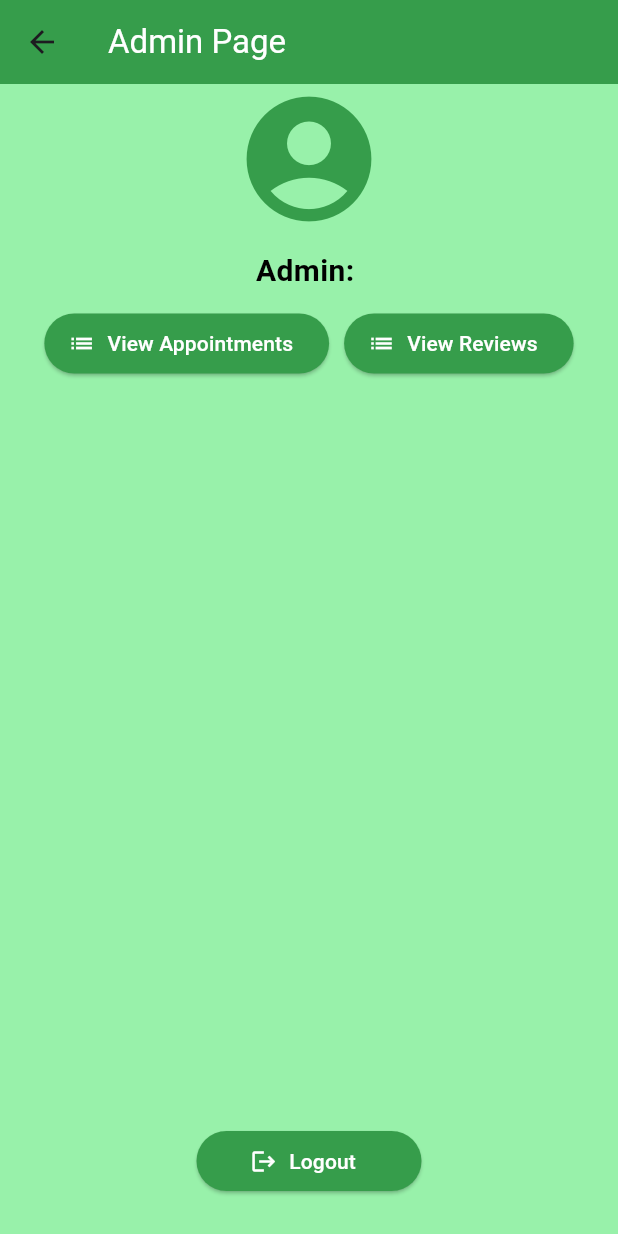
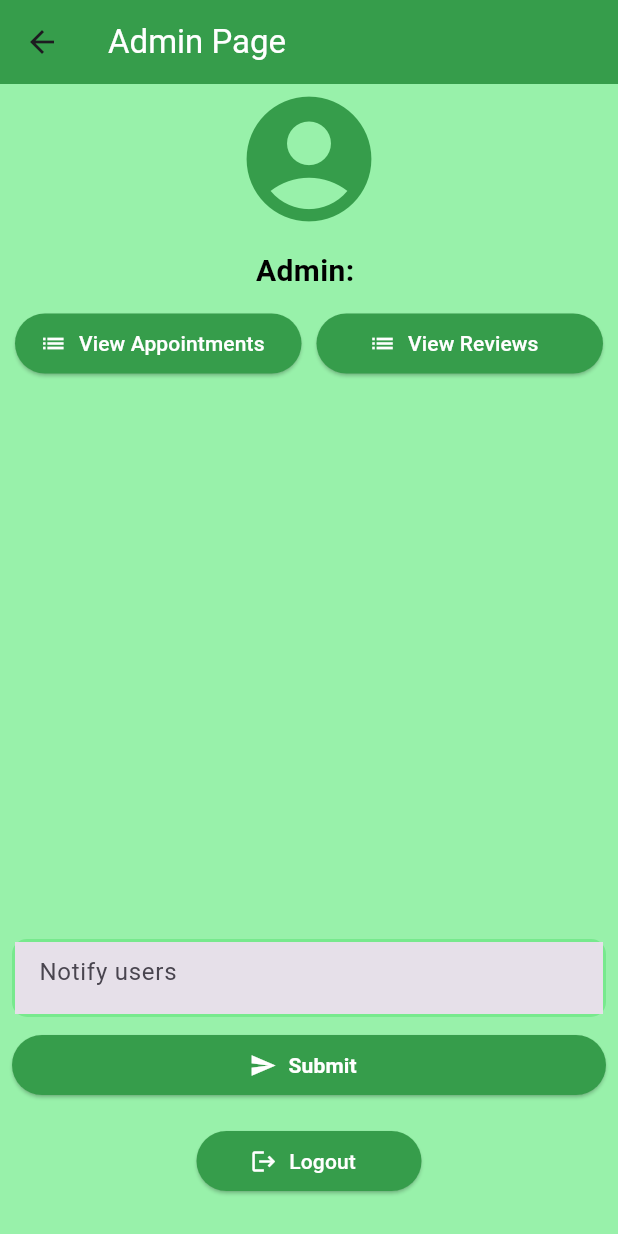
Before and after one commit to Phemelo1606/hospital-management-app, a Flutter app: the AdminPage screen opened by its route, on a phone screen of 412 x 824 dp. Run offline on Flutter 3.47's test engine with Material 3 defaults, Android fonts, the phone set to English and light mode, and no system bars; our stand-ins replace cloud_firestore, firebase_auth, firebase_core; accounts and stored records are empty.

Commit message:
added new features to admin and added new notification page for the users

```diff
--- a/lib/features/user_auth/Presentation/pages/admin.dart
+++ b/lib/features/user_auth/Presentation/pages/admin.dart
@@ -1,6 +1,9 @@
+import 'dart:developer';
+
 import 'package:flutter/material.dart';
 import 'package:cloud_firestore/cloud_firestore.dart';
 import 'package:hospital_management_app/features/user_auth/Presentation/widgets/adminprovider.dart';
+import 'package:hospital_management_app/features/user_auth/Presentation/widgets/form_container_widget.dart';
 import 'package:hospital_management_app/features/user_auth/auth_service.dart';
 import 'package:hospital_management_app/routes/routes.dart';
 import 'package:provider/provider.dart';
@@ -13,8 +16,21 @@ class AdminPage extends StatefulWidget {
 }
 
 class _AdminPageState extends State<AdminPage> {
+  late TextEditingController notifyController;
   final _auth = AuthServices();
   bool showAppointments = true;
+
+  @override
+  void initState() {
+    super.initState();
+    notifyController = TextEditingController();
+  }
+
+  @override
+  void dispose() {
+    notifyController.dispose();
+    super.dispose();
+  }
 
   @override
   Widget build(BuildContext context) {
@@ -22,7 +38,10 @@ class _AdminPageState extends State<AdminPage> {
     return Scaffold(
       backgroundColor: const Color.fromARGB(255, 152, 241, 170),
       appBar: AppBar(
-        title: const Text('Admin Page', style: TextStyle(color: Colors.white,),),
+        title: const Text(
+          'Admin Page',
+          style: TextStyle(color: Colors.white),
+        ),
         backgroundColor: const Color.fromARGB(255, 54, 157, 75),
       ),
       body: Column(
@@ -32,73 +51,84 @@ class _AdminPageState extends State<AdminPage> {
             size: 100,
             color: Color.fromARGB(255, 54, 157, 75),
           ),
-                  const SizedBox(
-                    height: 10,
-                  ),
+          const SizedBox(height: 10),
           Text(
             'Admin: ${adminData.email}',
-                    style:const TextStyle(
+            style: const TextStyle(
               fontSize: 20,
               color: Colors.black,
               fontWeight: FontWeight.bold,
             ),
           ),
-                  const SizedBox(
-                    height: 10,
+          const SizedBox(height: 10),
+          Padding(
+            padding: const EdgeInsets.symmetric(horizontal: 10),
+            child: Row(
+              mainAxisAlignment: MainAxisAlignment.spaceBetween,
+              children: [
+                Expanded(
+                  child: ElevatedButton.icon(
+                    icon: const Icon(
+                      Icons.list,
+                      color: Colors.white,
                     ),
-          IntrinsicHeight(
-            child: Row(
-              mainAxisAlignment: MainAxisAlignment.center,
-              children: [
-                ElevatedButton.icon(
-                  icon:  const Icon(
-                  Icons.list,
-                  color: Colors.white,),
                     onPressed: () {
                       setState(() {
                         showAppointments = true;
                       });
                     },
                     style: ElevatedButton.styleFrom(
-
                       backgroundColor: const Color.fromARGB(255, 54, 157, 75),
-
                     ),
-                  label: const Text('View Appointments',style: TextStyle(color: Colors.white),),
+                    label: const Text(
+                      'View Appointments',
+                      style: TextStyle(color: Colors.white),
+                    ),
+                  ),
                 ),
                 const SizedBox(width: 10),
-                ElevatedButton.icon(
-                  icon:  const Icon(
+                Expanded(
+                  child: ElevatedButton.icon(
+                    icon: const Icon(
                       Icons.list,
-                  color: Colors.white,),
+                      color: Colors.white,
+                    ),
                     onPressed: () {
                       setState(() {
                         showAppointments = false;
                       });
-
                     },
                     style: ElevatedButton.styleFrom(
-
                       backgroundColor: const Color.fromARGB(255, 54, 157, 75),
-
                     ),
-                  label: const Text('View Reviews',style: TextStyle(color: Colors.white),),
+                    label: const Text(
+                      'View Reviews',
+                      style: TextStyle(color: Colors.white),
+                    ),
+                  ),
                 ),
               ],
             ),
           ),
-
+          const SizedBox(height: 10),
           Expanded(
             child: showAppointments ? _buildAppointmentsList() : _buildReviewsList(),
           ),
-           SizedBox(
-            height: 40,
-            width: 150,
-            //logout button
+          const SizedBox(height: 20),
+          Padding(
+            padding: const EdgeInsets.all(8.0),
+            child: FormContainerWidget(
+              controller: notifyController,
+              hintText: "Notify users",
+            ),
+          ),
+          Padding(
+            padding: const EdgeInsets.symmetric(horizontal: 8.0),
             child: ElevatedButton.icon(
-              icon:  const Icon(
-                  Icons.logout,
-                  color: Colors.white,),
+              icon: const Icon(
+                Icons.send,
+                color: Colors.white,
+              ),
               style: ElevatedButton.styleFrom(
                 minimumSize: const Size(double.infinity, 40),
                 backgroundColor: const Color.fromARGB(255, 54, 157, 75),
@@ -106,21 +136,61 @@ class _AdminPageState extends State<AdminPage> {
                   borderRadius: BorderRadius.circular(20),
                 ),
               ),
-              onPressed: () async{
-                await _auth.signout();
-                // ignore: use_build_context_synchronously
-                goToSignUp(context);
-
+              onPressed: () {
+                _submit();
+                const snackBar = SnackBar(
+                  content: Text(
+                    "Submitted Successfully",
+                    style: TextStyle(color: Colors.white),
+                  ),
+                  duration: Duration(seconds: 7),
+                );
+                ScaffoldMessenger.of(context).showSnackBar(snackBar);
               },
-              label: const Text("Logout",style: TextStyle(color: Colors.white),),
+              label: const Text(
+                "Submit",
+                style: TextStyle(
+                  color: Colors.white,
+                  fontWeight: FontWeight.bold,
                 ),
               ),
-          const SizedBox(height: 30,)
+            ),
+          ),
+          const SizedBox(height: 20),
+          SizedBox(
+            height: 40,
+            width: 150,
+            child: ElevatedButton.icon(
+              icon: const Icon(
+                Icons.logout,
+                color: Colors.white,
+              ),
+              style: ElevatedButton.styleFrom(
+                minimumSize: const Size(double.infinity, 40),
+                backgroundColor: const Color.fromARGB(255, 54, 157, 75),
+                shape: RoundedRectangleBorder(
+                  borderRadius: BorderRadius.circular(20),
+                ),
+              ),
+              onPressed: () async {
+                await _auth.signout();
+                if (mounted) {
+                  goToSignUp(context);
+                }
+              },
+              label: const Text(
+                "Logout",
+                style: TextStyle(color: Colors.white),
+              ),
+            ),
+          ),
+          const SizedBox(height: 30),
         ],
       ),
     );
   }
-  goToSignUp(BuildContext context) => Navigator.of(context).pushNamedAndRemoveUntil(RouteManager.signUpPage,(route)=>false);
+
+  goToSignUp(BuildContext context) => Navigator.of(context).pushNamedAndRemoveUntil(RouteManager.signUpPage, (route) => false);
 
   Widget _buildAppointmentsList() {
     return StreamBuilder<QuerySnapshot>(
@@ -146,19 +216,19 @@ class _AdminPageState extends State<AdminPage> {
 
             return ListTile(
               title: Text('Appointment with ${data['patientName']}'),
-              subtitle: Column(crossAxisAlignment: CrossAxisAlignment.start,
+              subtitle: Column(
+                crossAxisAlignment: CrossAxisAlignment.start,
                 children: [
-                Text('Reason: ${data['reason']} ',),
-                Text('Date: ${data['date']} ${data['time']} ', ),
-              ],) ,
-
+                  Text('Reason: ${data['reason']}'),
+                  Text('Date: ${data['date']} ${data['time']}'),
+                ],
+              ),
               trailing: IconButton(
                 icon: const Icon(Icons.delete, color: Colors.red),
                 onPressed: () {
                   _deleteAppointment(appointment.id);
                 },
               ),
-
             );
           },
         );
@@ -207,6 +277,23 @@ class _AdminPageState extends State<AdminPage> {
     );
   }
 
+  _submit() async {
+    try {
+      DocumentReference docRef = FirebaseFirestore.instance.collection('notifications').doc();
+
+      await docRef.set({
+        'uid': docRef.id,
+        'notify': notifyController.text,
+      });
+    } catch (e) {
+      log("Error: $e");
+      ScaffoldMessenger.of(context).showSnackBar(
+        SnackBar(content: Text('Error creating notification: $e')),
+      );
+    }
+    log("Submitted Successfully");
+  }
+
   Future<void> _deleteAppointment(String id) async {
     await FirebaseFirestore.instance.collection('appointment').doc(id).delete();
   }
--- a/lib/features/user_auth/Presentation/pages/login.dart
+++ b/lib/features/user_auth/Presentation/pages/login.dart
@@ -47,7 +47,7 @@ class _LoginPageState extends State<LoginPage> {
     return Scaffold(
       backgroundColor: const Color.fromARGB(255, 152, 241, 170),
       appBar: AppBar(
-        title: const Text('Login Page',style: TextStyle(color: Colors.white),),
+        title: const Text('Hospital Management App',style: TextStyle(color: Colors.white),),
         backgroundColor: const Color.fromARGB(255, 54, 157, 75),
       ),
       body:  Center(
--- a/lib/routes/routes.dart
+++ b/lib/routes/routes.dart
@@ -5,6 +5,7 @@ import 'package:hospital_management_app/features/user_auth/Presentation/pages/ad
 import 'package:hospital_management_app/features/user_auth/Presentation/pages/appointment_page.dart';
 import 'package:hospital_management_app/features/user_auth/Presentation/pages/login.dart';
 import 'package:hospital_management_app/features/user_auth/Presentation/pages/main_page.dart';
+import 'package:hospital_management_app/features/user_auth/Presentation/pages/notification.dart';
 import 'package:hospital_management_app/features/user_auth/Presentation/pages/profile.dart';
 import 'package:hospital_management_app/features/user_auth/Presentation/pages/review_page.dart';
 import 'package:hospital_management_app/features/user_auth/Presentation/pages/user_sign_up.dart';
@@ -20,6 +21,7 @@ class RouteManager
   static const String reviewPage = "/reviewPage";
   static const String adminSignUp = "/adminSignUp";
   static const String profilePage = "/profilePage";
+  static const String notificationPage = '/notificationPage';
 
   static Route<dynamic> generateRoute (RouteSettings settings) {
     switch (settings.name){
@@ -56,6 +58,10 @@ class RouteManager
         return MaterialPageRoute(builder: (context) => const ProfilePage(),
         );
 
+        case notificationPage:
+        return MaterialPageRoute(builder: (context)=> const NotificationPage(),
+        );
+
         default:
         throw const FormatException('Route Not found!!');
     }
```
Also changed, not shown: lib/features/user_auth/Presentation/pages/notification.dart (added, +124 -0 lines), lib/features/user_auth/Presentation/pages/profile.dart (+32 -1 lines). Lines whose indentation alone changed are shown as unchanged.
